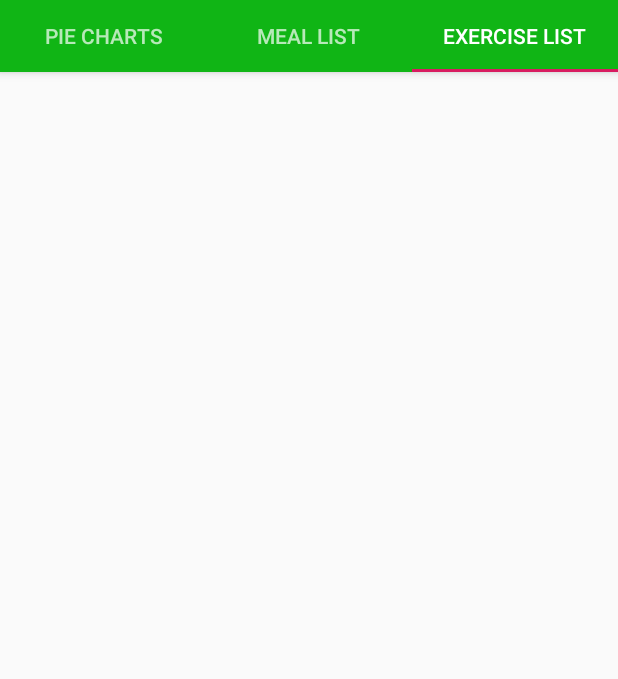
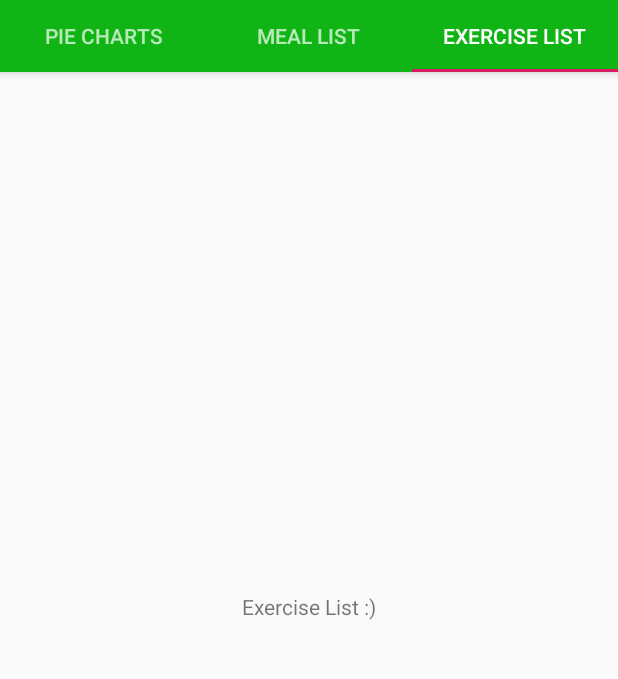
Before and after one commit to ketrab321/FitDay, an Android app: the screen it shows after launch (MainActivity), tab 3 chosen, on a phone screen of 412 x 824 dp, the part 84-763 px from its top. Run offline under Robolectric (Android 15) with nearby library versions, the phone set to English and light mode, and no system bars; libraries missing offline, so code that uses them is left out: lecho.lib.hellocharts; 19 statements that could not run were skipped.

Commit message:
refactor - rename and divide into files

```diff
--- a/app/src/main/java/com/example/fitday/ExerciseListFragment.kt
+++ b/app/src/main/java/com/example/fitday/ExerciseListFragment.kt
@@ -8,7 +8,10 @@ import android.view.ViewGroup
 
 class ExerciseListFragment : Fragment() {
     override fun onCreateView(inflater: LayoutInflater, container: ViewGroup?, savedInstanceState: Bundle?): View? {
-        return super.onCreateView(inflater, container, savedInstanceState)
+        return inflater.inflate(R.layout.exercise_list, container, false)
+    }
 
+    override fun onActivityCreated(savedInstanceState: Bundle?) {
+        super.onActivityCreated(savedInstanceState)
     }
 }
--- a/app/src/main/java/com/example/fitday/MainTabsPagerAdapter.kt
+++ b/app/src/main/java/com/example/fitday/MainTabsPagerAdapter.kt
@@ -14,7 +14,7 @@ class MainTabsPagerAdapter(fm: FragmentManager) : FragmentPagerAdapter(fm) {
 
     override fun getItem(position: Int): Fragment? {
         return when(position) {
-            0 -> PieChartFragment()
+            0 -> PieChartsFragment()
             1 -> MealListFragment()
             2 -> ExerciseListFragment()
             else -> {
--- a/app/src/main/java/com/example/fitday/MealListFragment.kt
+++ b/app/src/main/java/com/example/fitday/MealListFragment.kt
@@ -8,7 +8,10 @@ import android.view.ViewGroup
 
 class MealListFragment : Fragment() {
     override fun onCreateView(inflater: LayoutInflater, container: ViewGroup?, savedInstanceState: Bundle?): View? {
-        return super.onCreateView(inflater, container, savedInstanceState)
+        return inflater.inflate(R.layout.meal_list, container, false)
     }
 
+    override fun onActivityCreated(savedInstanceState: Bundle?) {
+        super.onActivityCreated(savedInstanceState)
+    }
 }
--- a/app/src/main/java/com/example/fitday/PieChartFragment.kt
+++ b/app/src/main/java/com/example/fitday/PieChartsFragment.kt
@@ -12,13 +12,13 @@ import android.text.style.StyleSpan
 import android.view.LayoutInflater
 import android.view.View
 import android.view.ViewGroup
-import kotlinx.android.synthetic.main.content_main.*
+import kotlinx.android.synthetic.main.pie_charts.*
 import lecho.lib.hellocharts.model.PieChartData
 import lecho.lib.hellocharts.model.SliceValue
 
-class PieChartFragment : Fragment() {
+class PieChartsFragment : Fragment() {
     override fun onCreateView(inflater: LayoutInflater, container: ViewGroup?, savedInstanceState: Bundle?): View? {
-        return inflater.inflate(R.layout.content_main, container, false)
+        return inflater.inflate(R.layout.pie_charts, container, false)
     }
 
     override fun onActivityCreated(savedInstanceState: Bundle?) {
--- /dev/null
+++ b/app/src/main/res/layout/exercise_list.xml
@@ -0,0 +1,15 @@
+<?xml version="1.0" encoding="utf-8"?>
+<android.support.constraint.ConstraintLayout xmlns:android="http://schemas.android.com/apk/res/android"
+                                             xmlns:app="http://schemas.android.com/apk/res-auto" xmlns:tools="http://schemas.android.com/tools" android:layout_width="match_parent"
+                                             android:layout_height="match_parent">
+
+    <TextView
+            android:text="Exercise List :)"
+            android:layout_width="wrap_content"
+            android:layout_height="wrap_content"
+            android:id="@+id/textView3"
+            app:layout_constraintTop_toTopOf="parent" android:layout_marginBottom="8dp"
+            app:layout_constraintBottom_toBottomOf="parent" app:layout_constraintEnd_toEndOf="parent"
+            android:layout_marginEnd="8dp" app:layout_constraintStart_toStartOf="parent"
+            android:layout_marginStart="8dp"/>
+</android.support.constraint.ConstraintLayout>
```
Also changed, not shown: app/src/main/java/com/example/fitday/MainActivity.kt (+0 -12 lines), app/src/main/res/layout/meal_list.xml (added, +14 -0 lines), app/src/main/res/layout/pie_charts.xml (renamed from app/src/main/res/layout/content_main.xml).
